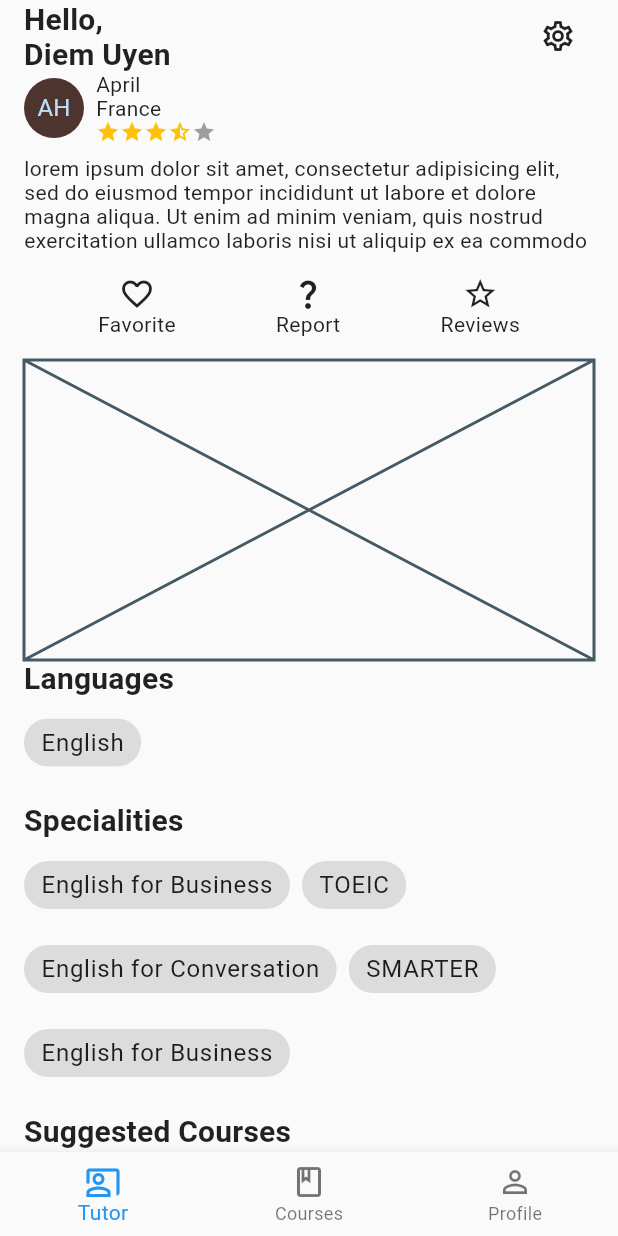
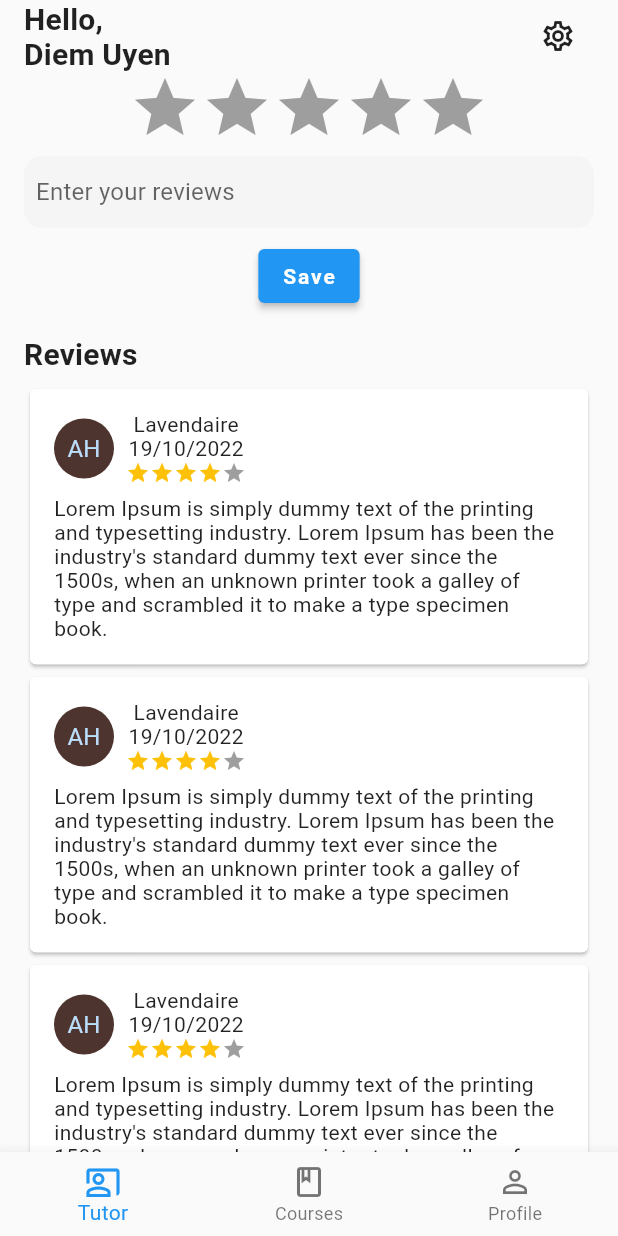
Before and after one commit to DiemUyen/CSC13118_LetTutor, a Flutter app: the screen it shows after launch, on a phone screen of 412 x 824 dp. Run offline on Flutter 3.47's test engine with Material 2 defaults, Android fonts, the phone set to English and light mode, and no system bars; drawn by our look-alikes of flutter_rating_bar; missing offline and left inert: flutter_rounded_date_picker.

Commit message:
Draft Tutor reviews page

```diff
--- a/let_tutor/lib/main.dart
+++ b/let_tutor/lib/main.dart
@@ -4,6 +4,7 @@ import 'package:let_tutor/routes/authentication/sign_in_form.dart';
 import 'package:let_tutor/routes/authentication/sign_up_form.dart';
 import 'package:let_tutor/routes/tutor/tutor_detail.dart';
 import 'package:let_tutor/routes/tutor/tutor_home_page.dart';
+import 'package:let_tutor/routes/tutor/tutor_reviews.dart';
 import 'package:let_tutor/theme/custom_theme.dart';
 import 'package:let_tutor/widgets/bottom_nav_bar.dart';
 import 'package:let_tutor/widgets/transparent_app_bar.dart';
@@ -32,7 +33,7 @@ class MyApp extends StatelessWidget {
                   TransparentAppBar(),
                   Padding(
                     padding: EdgeInsets.symmetric(horizontal: 16.0),
-                    child: TutorDetail(),
+                    child: TutorReviewPage(),
                   )
                 ],
               ),
--- /dev/null
+++ b/let_tutor/lib/routes/tutor/tutor_reviews.dart
@@ -0,0 +1,60 @@
+import 'package:flutter/material.dart';
+import 'package:let_tutor/widgets/person_review_card.dart';
+import 'package:let_tutor/widgets/star_rating.dart';
+
+class TutorReviewPage extends StatefulWidget {
+  const TutorReviewPage({Key? key}) : super(key: key);
+
+  @override
+  State<TutorReviewPage> createState() => _TutorReviewPageState();
+}
+
+class _TutorReviewPageState extends State<TutorReviewPage> {
+  @override
+  Widget build(BuildContext context) {
+    return Column(
+      crossAxisAlignment: CrossAxisAlignment.start,
+      children: [
+        Center(
+          child: StarRating(
+            initialRating: 0,
+            ignoreGestures: false,
+            ratingUpgrade: (double value) { setState(() {
+              value = value;
+            });},
+            itemSize: 48,
+          ),
+        ),
+        const SizedBox(height: 8,),
+        Container(
+          decoration: BoxDecoration(
+            color: Colors.grey[100],
+            borderRadius: BorderRadius.circular(12)
+          ),
+          padding: EdgeInsets.symmetric(horizontal: 8),
+          child: TextField(
+            keyboardType: TextInputType.multiline,
+            maxLines: null,
+            decoration: InputDecoration(
+              border: InputBorder.none,
+              hintText: 'Enter your reviews'
+            ),
+          ),
+        ),
+        const SizedBox(height: 8,),
+        Center(child: ElevatedButton(onPressed: () { }, child: Text('Save'))),
+        const SizedBox(height: 16,),
+        Text('Reviews', style: Theme.of(context).textTheme.headline6,),
+        const SizedBox(height: 8,),
+        ListView.builder(
+         shrinkWrap: true,
+         scrollDirection: Axis.vertical,
+         itemCount: 10,
+         itemBuilder: (context, index) {
+           return PersonReviewCard();
+         },
+        )
+      ],
+    );
+  }
+}
--- /dev/null
+++ b/let_tutor/lib/widgets/person_review_card.dart
@@ -0,0 +1,43 @@
+import 'package:flutter/material.dart';
+import 'package:intl/intl.dart';
+import 'package:let_tutor/widgets/star_rating.dart';
+
+class PersonReviewCard extends StatelessWidget {
+  const PersonReviewCard({Key? key}) : super(key: key);
+
+  @override
+  Widget build(BuildContext context) {
+    return Card(
+      child: Padding(
+        padding: const EdgeInsets.all(16.0),
+        child: Column(
+          children: [
+            Row(
+              children: [
+                CircleAvatar(
+                  backgroundColor: Colors.brown.shade800,
+                  child: const Text('AH'),
+                ),
+                const SizedBox(width: 8,),
+                Column(
+                  children: [
+                    Text('Lavendaire'),
+                    Text(DateFormat('dd/MM/yyyy').format(DateTime.now())),
+                    StarRating(
+                      initialRating: 4,
+                      ignoreGestures: false,
+                      ratingUpgrade: (double value) { },
+                      itemSize: 16,
+                    )
+                  ],
+                )
+              ],
+            ),
+            const SizedBox(height: 8,),
+            Text('Lorem Ipsum is simply dummy text of the printing and typesetting industry. Lorem Ipsum has been the industry\'s standard dummy text ever since the 1500s, when an unknown printer took a galley of type and scrambled it to make a type specimen book.',),
+          ],
+        ),
+      ),
+    );
+  }
+}
--- a/let_tutor/lib/widgets/star_rating.dart
+++ b/let_tutor/lib/widgets/star_rating.dart
@@ -2,11 +2,12 @@ import 'package:flutter/material.dart';
 import 'package:flutter_rating_bar/flutter_rating_bar.dart';
 
 class StarRating extends StatelessWidget {
-  const StarRating({Key? key, required this.initialRating, required this.ignoreGestures, required this.ratingUpgrade}) : super(key: key);
+  const StarRating({Key? key, required this.initialRating, required this.ignoreGestures, required this.ratingUpgrade, required this.itemSize}) : super(key: key);
 
   final double initialRating;
   final bool ignoreGestures;
   final void Function(double) ratingUpgrade;
+  final double itemSize;
 
   @override
   Widget build(BuildContext context) {
@@ -18,7 +19,7 @@ class StarRating extends StatelessWidget {
           half: const Icon(Icons.star_half, color: Colors.amber,),
           empty: const Icon(Icons.star, color: Colors.grey,)
       ),
-      itemSize: 16,
+      itemSize: itemSize,
       onRatingUpdate: ratingUpgrade,
       ignoreGestures: ignoreGestures,
     );
--- a/let_tutor/lib/widgets/tutor_info.dart
+++ b/let_tutor/lib/widgets/tutor_info.dart
@@ -30,9 +30,10 @@ class TutorInfo extends StatelessWidget {
             ),
             // Rating star
             StarRating(
-                initialRating: 3.5,
-                ignoreGestures: true,
-                ratingUpgrade: (double rating) {}
+              initialRating: 3.5,
+              ignoreGestures: true,
+              ratingUpgrade: (double rating) {},
+              itemSize: 16,
             )
           ],
         )
```
